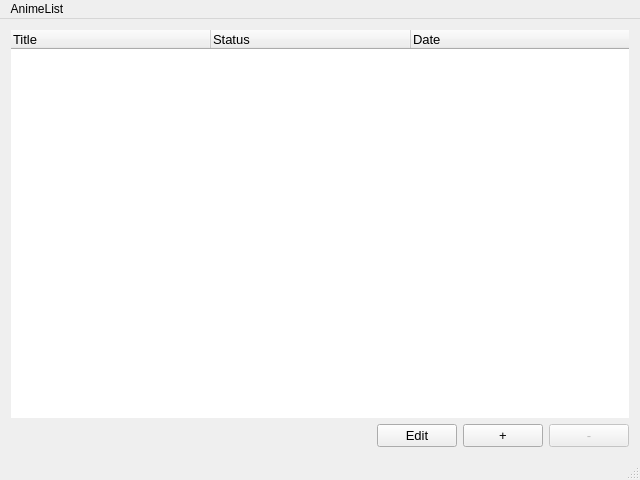
Above: AnimeListQT/AnimeListQT.ui from xxnoflz/AnimeListQT before the change. Below: the same form after it.
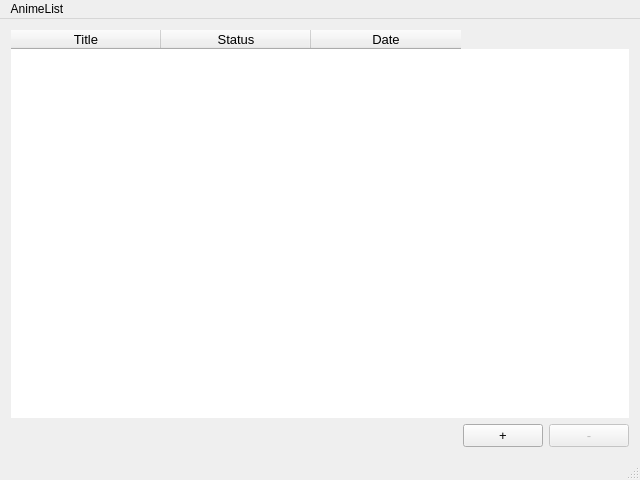
That is the form after the change.

Commit message: Rewrite from QTreeWidget to QTableWidget

Patch:
```diff
--- a/AnimeListQT/AnimeListQT.ui
+++ b/AnimeListQT/AnimeListQT.ui
@@ -30,24 +30,6 @@
         </property>
        </spacer>
       </item>
-      <item>
-       <widget class="QPushButton" name="edit_button">
-        <property name="enabled">
-         <bool>true</bool>
-        </property>
-        <property name="font">
-         <font>
-          <pointsize>10</pointsize>
-         </font>
-        </property>
-        <property name="text">
-         <string>Edit</string>
-        </property>
-        <property name="checkable">
-         <bool>false</bool>
-        </property>
-       </widget>
-      </item>
       <item>
        <widget class="QPushButton" name="add_button">
         <property name="font">
@@ -78,40 +60,27 @@
      </layout>
     </item>
     <item row="0" column="0">
-     <widget class="QTreeWidget" name="titles_widget">
+     <widget class="QTableWidget" name="titles_widget">
       <property name="font">
        <font>
         <pointsize>10</pointsize>
-        <bold>false</bold>
        </font>
       </property>
       <property name="frameShape">
        <enum>QFrame::NoFrame</enum>
       </property>
-      <property name="indentation">
-       <number>0</number>
-      </property>
-      <property name="rootIsDecorated">
-       <bool>false</bool>
-      </property>
-      <property name="itemsExpandable">
+      <property name="showGrid">
        <bool>false</bool>
       </property>
       <property name="sortingEnabled">
        <bool>false</bool>
       </property>
-      <property name="expandsOnDoubleClick">
-       <bool>false</bool>
-      </property>
-      <attribute name="headerCascadingSectionResizes">
-       <bool>false</bool>
+      <attribute name="horizontalHeaderMinimumSectionSize">
+       <number>100</number>
       </attribute>
-      <attribute name="headerMinimumSectionSize">
+      <attribute name="horizontalHeaderDefaultSectionSize">
        <number>150</number>
       </attribute>
-      <attribute name="headerDefaultSectionSize">
-       <number>200</number>
-      </attribute>
       <column>
        <property name="text">
         <string>Title</string>
```
The commit also changes 7 other files.
